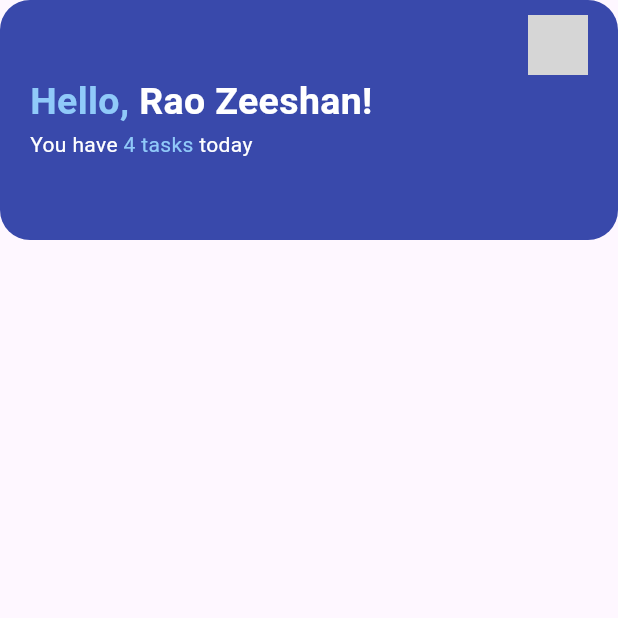
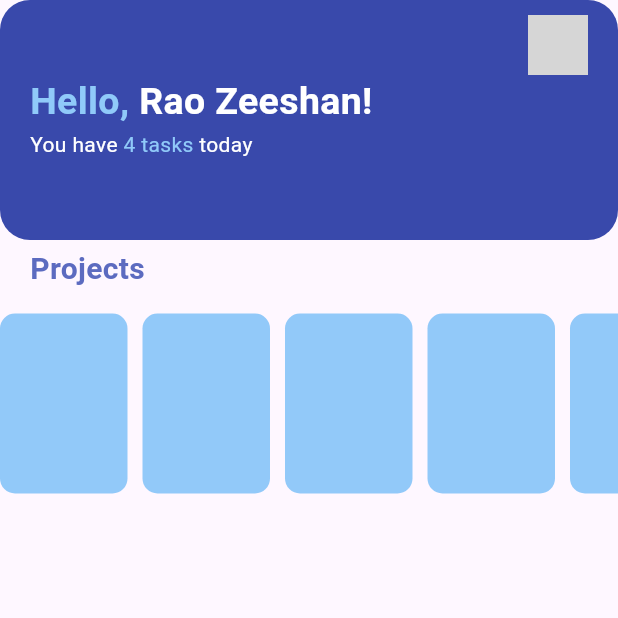
Before and after one commit to raozeeshan2001/Manage-Tasks-UI, a Flutter app: the screen it shows after launch, on a phone screen of 412 x 824 dp, the top half of it. Run offline on Flutter 3.47's test engine with Material 3 defaults, Android fonts, the phone set to English and light mode, and no system bars; network calls fail; grey boxes are pictures that could not be loaded.

Commit message:
sett horizontal list

```diff
--- a/task_app_ui/lib/home_screen.dart
+++ b/task_app_ui/lib/home_screen.dart
@@ -1,3 +1,5 @@
+import 'dart:math';
+
 import 'package:flutter/material.dart';
 import 'package:task_app_ui/widgets/blue_appbar.dart';
 
@@ -9,17 +11,65 @@ class HomeScreen extends StatefulWidget {
 }
 
 class _HomeScreenState extends State<HomeScreen> {
+  List<Color?> colorlist = [
+    Colors.blue[300],
+    Colors.yellow[600],
+    Colors.pink[300],
+    Colors.deepPurple[400],
+  ];
+  Color? getrandomcolor() {
+    final random = Random();
+    return colorlist[random.nextInt(colorlist.length)];
+  }
+
   @override
   Widget build(BuildContext context) {
     return SafeArea(
       child: Scaffold(
         appBar: BlueAppbar(),
         body: Column(
+          // mainAxisAlignment: MainAxisAlignment.start,
+          crossAxisAlignment: CrossAxisAlignment.start,
           children: [
             SizedBox(
-              height: 1,
+              height: 5,
             ),
-            // BlueAppbar(),
+            Padding(
+              padding: EdgeInsets.symmetric(horizontal: 20),
+              child: Text(
+                'Projects',
+                style: TextStyle(
+                    fontWeight: FontWeight.bold,
+                    fontSize: 20,
+                    color: Colors.indigo[400]),
+              ),
+            ),
+            SizedBox(
+              height: 150,
+              child: ListView.builder(
+                scrollDirection: Axis.horizontal,
+                itemCount: 5,
+                itemBuilder: (context, index) {
+                  return Row(
+                    children: [
+                      Opacity(
+                        opacity: 0.7,
+                        child: Container(
+                          height: 120,
+                          width: 85,
+                          decoration: BoxDecoration(
+                              color: getrandomcolor(),
+                              borderRadius: BorderRadius.circular(10)),
+                        ),
+                      ),
+                      SizedBox(
+                        width: 10,
+                      ),
+                    ],
+                  );
+                },
+              ),
+            ),
           ],
         ),
       ),
```
